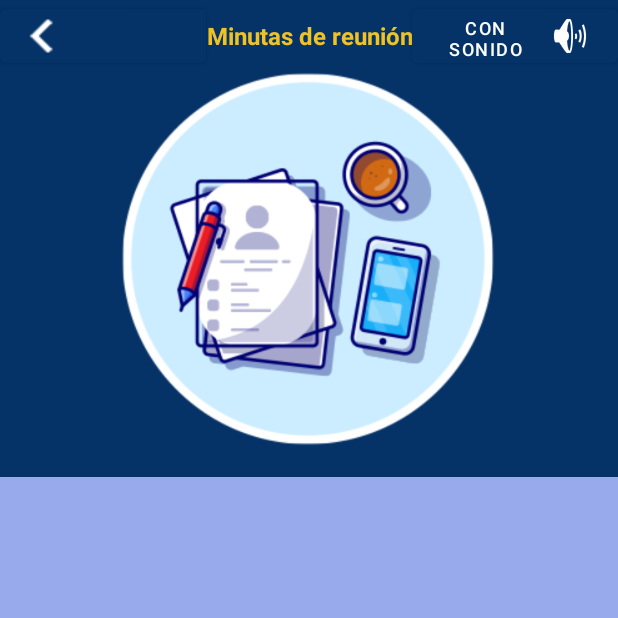
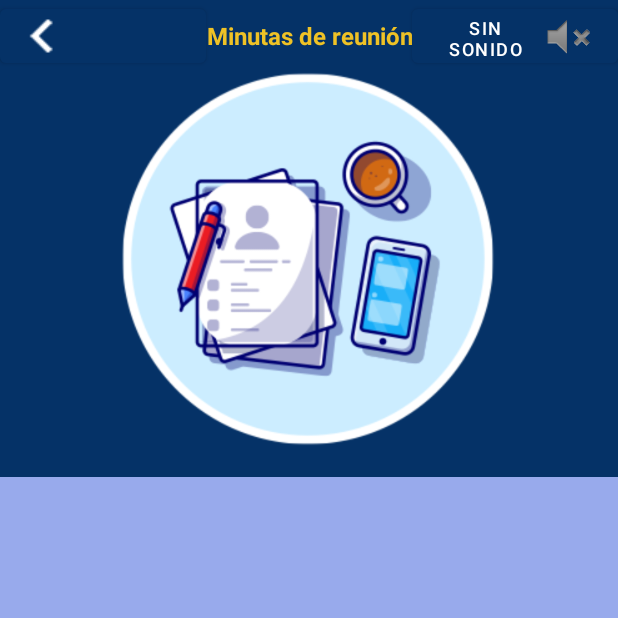
Before and after one commit to SistemasAndroidIVRA/OperacionesIVRAv2, an Android app: the MinutaMenu screen opened directly, with no data from a screen before it, after a tap on an icon or button, on a phone screen of 412 x 824 dp, the top half of it. Run offline under Robolectric (Android 15) with nearby library versions, the phone set to English and light mode, and no system bars.

Commit message:
Agregar cambio de imagen de habilitar o deshabilitar el sonido a las minutas

```diff
--- a/app/src/main/java/com/example/operacionesivra/Minuta/Vistas/MinutaMenu.java
+++ b/app/src/main/java/com/example/operacionesivra/Minuta/Vistas/MinutaMenu.java
@@ -249,13 +249,17 @@ public class MinutaMenu extends AppCompatActivity {
         int sound = preferences.getInt("sonido",-1);
         if(1 == sound){
             btnSilenciar.setText("Con sonido");
+            btnSilenciar.setCompoundDrawablesWithIntrinsicBounds(0,0,android.R.drawable.ic_lock_silent_mode_off,0);
+
         }else if (sound == -1){
             SharedPreferences.Editor editor = preferences.edit();
-            editor.putInt("sound", 1);
+            editor.putInt("sonido", 1);
             btnSilenciar.setText("Con sonido");
+            btnSilenciar.setCompoundDrawablesWithIntrinsicBounds(0,0,android.R.drawable.ic_lock_silent_mode_off,0);
             editor.apply();
         }else{
             btnSilenciar.setText("Sin sonido");
+            btnSilenciar.setCompoundDrawablesWithIntrinsicBounds(0,0,android.R.drawable.ic_lock_silent_mode,0);
         }
     }
     public void silenciar(SharedPreferences preferences){
@@ -263,12 +267,14 @@ public class MinutaMenu extends AppCompatActivity {
             SharedPreferences.Editor editor = preferences.edit();
             editor.putInt("sonido", 0);
             btnSilenciar.setText("Sin sonido");
+            btnSilenciar.setCompoundDrawablesWithIntrinsicBounds(0,0,android.R.drawable.ic_lock_silent_mode,0);
             editor.apply();
         }else{
             SharedPreferences.Editor editor = preferences.edit();
             editor.putInt("sonido", 1);
             btnSilenciar.setText("Con sonido");
             editor.apply();
+            btnSilenciar.setCompoundDrawablesWithIntrinsicBounds(0,0,android.R.drawable.ic_lock_silent_mode_off,0);
         }
     }
 
--- a/app/src/main/res/layout/minuta_a_menu.xml
+++ b/app/src/main/res/layout/minuta_a_menu.xml
@@ -29,7 +29,8 @@
                 android:layout_width="match_parent"
                 android:layout_height="wrap_content"
                 android:layout_weight="1"
-                android:drawableLeft="@drawable/icono_regresar" />
+                android:drawableLeft="@drawable/icono_regresar"
+                tools:ignore="SpeakableTextPresentCheck" />
 
             <TextView
                 android:id="@+id/textView174"
@@ -48,7 +49,7 @@
                 android:layout_height="match_parent"
                 android:layout_weight="1"
                 android:drawableRight="@android:drawable/ic_lock_silent_mode_off"
-                android:text="Silenciar"
+                android:text="Con sonido"
                 android:textSize="12dp" />
 
         </LinearLayout>
```
